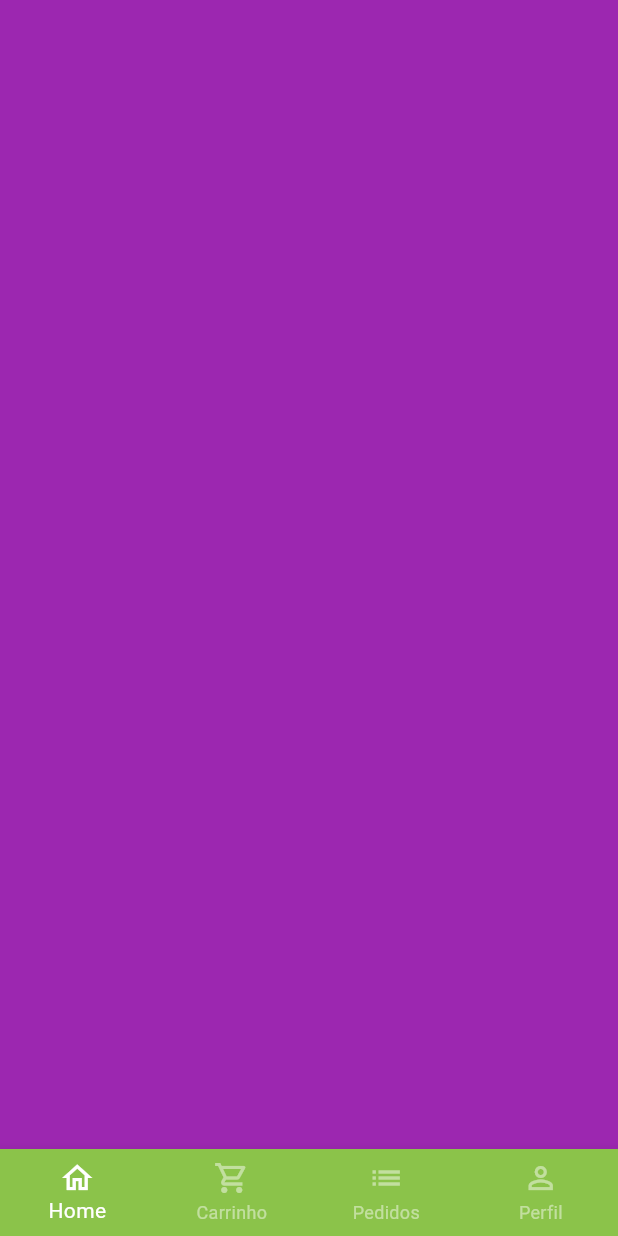
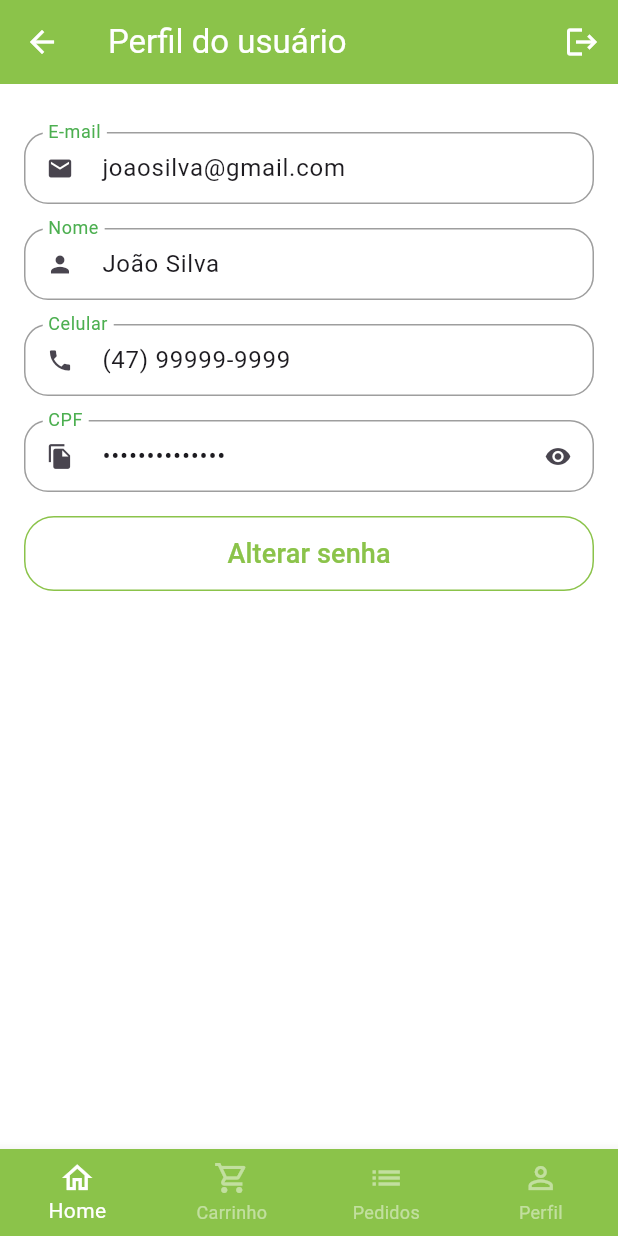
Before and after one commit to VanessaNRosa/quitanda_virtual, a Flutter app: the BaseScreen screen opened directly, swiped to page 4, on a phone screen of 412 x 824 dp. Run offline on Flutter 3.47's test engine with Material 3 defaults, Android fonts, the light colour scheme and no system bars; our stand-ins replace animated_text_kit, mask_text_input_formatter.

Commit message:
página de perfil do usuário

```diff
--- a/lib/src/config/app_data.dart
+++ b/lib/src/config/app_data.dart
@@ -1,5 +1,6 @@
 import 'package:quitanda_virtual/src/models/cart_item_model.dart';
 import 'package:quitanda_virtual/src/models/item_model.dart';
+import 'package:quitanda_virtual/src/models/user_model.dart';
 
 ItemModel apple = ItemModel(
   itemName: "Maçã",
@@ -65,3 +66,10 @@ List<CartItemModel> cartItems = [
   CartItemModel(item: mango, quantity: 3),
   CartItemModel(item: guava, quantity: 5),
   ];
+
+UserModel user = UserModel(
+  name: "João Silva",
+  email: "joaosilva@gmail.com",
+  phone: "(47) 99999-9999",
+  password: "123456",
+  cpf: "000.000.000-00");
--- /dev/null
+++ b/lib/src/models/user_model.dart
@@ -0,0 +1,17 @@
+import 'package:flutter/foundation.dart';
+
+class UserModel {
+  String name;
+  String email;
+  String phone;
+  String cpf;
+  String password;
+
+  UserModel({
+    required this.name,
+    required this.email,
+    required this.phone,
+    required this.password,
+    required this.cpf,
+  });
+}
--- a/lib/src/pages/auth/sign_in_screen.dart
+++ b/lib/src/pages/auth/sign_in_screen.dart
@@ -1,6 +1,6 @@
 import 'package:animated_text_kit/animated_text_kit.dart';
 import 'package:flutter/material.dart';
-import 'package:quitanda_virtual/src/pages/auth/components/custom_text_field.dart';
+import 'package:quitanda_virtual/src/pages/common_widgets/custom_text_field.dart';
 import 'package:quitanda_virtual/src/pages/auth/sign_up_screen.dart';
 import 'package:quitanda_virtual/src/pages/base/base_screen.dart';
 import 'package:quitanda_virtual/src/config/custom_colors.dart';
--- a/lib/src/pages/auth/sign_up_screen.dart
+++ b/lib/src/pages/auth/sign_up_screen.dart
@@ -1,6 +1,6 @@
 import 'package:flutter/material.dart';
 import 'package:mask_text_input_formatter/mask_text_input_formatter.dart';
-import 'package:quitanda_virtual/src/pages/auth/components/custom_text_field.dart';
+import 'package:quitanda_virtual/src/pages/common_widgets/custom_text_field.dart';
 import 'package:quitanda_virtual/src/config/custom_colors.dart';
 
 class SignUpScreen extends StatelessWidget {
--- a/lib/src/pages/base/base_screen.dart
+++ b/lib/src/pages/base/base_screen.dart
@@ -2,6 +2,7 @@ import 'package:flutter/material.dart';
 import 'package:quitanda_virtual/src/config/custom_colors.dart';
 import 'package:quitanda_virtual/src/pages/cart/cart_tab.dart';
 import 'package:quitanda_virtual/src/pages/home/home_tab.dart';
+import 'package:quitanda_virtual/src/pages/profile/profile_tab.dart';
 
 class BaseScreen extends StatefulWidget {
    const BaseScreen({super.key});
@@ -24,7 +25,7 @@ class _BaseScreenState extends State<BaseScreen> {
           const HomeTab(),
           CartTab(),
           Container(color: Colors.blue,),
-          Container(color: Colors.purple,),
+          ProfileTab(),
         ],
 
       ),
--- a/lib/src/pages/auth/components/custom_text_field.dart
+++ b/lib/src/pages/common_widgets/custom_text_field.dart
@@ -6,12 +6,16 @@ class CustomTextField extends StatefulWidget {
   final String label;
   final bool isSecret;
   final List<TextInputFormatter>? inputFormatter;
+  final String? initialValue;
+  final bool readOnly;
 
    const CustomTextField({
     required this.icon,
     required this.label,
     this.isSecret = false,
     this.inputFormatter,
+    this.initialValue,
+    this.readOnly = false,
     super.key});
 
   @override
@@ -32,6 +36,8 @@ class _CustomTextFieldState extends State<CustomTextField> {
     return Padding(
       padding: const EdgeInsets.only(bottom: 16),
       child: TextFormField(
+        readOnly: widget.readOnly,
+        initialValue: widget.initialValue,
         inputFormatters: widget.inputFormatter,
         obscureText: obscureText,
         decoration: InputDecoration(
--- /dev/null
+++ b/lib/src/pages/profile/profile_tab.dart
@@ -0,0 +1,71 @@
+import 'package:flutter/material.dart';
+import 'package:quitanda_virtual/src/config/custom_colors.dart';
+import 'package:quitanda_virtual/src/pages/common_widgets/custom_text_field.dart';
+import 'package:quitanda_virtual/src/config/app_data.dart' as appData;
+
+class ProfileTab extends StatelessWidget {
+  const ProfileTab({super.key});
+
+  @override
+  Widget build(BuildContext context) {
+    return Scaffold(
+      appBar: AppBar(
+        title: const Text("Perfil do usuário"),
+        foregroundColor: Colors.white,
+        backgroundColor: CustomColors.customSwatchColor,
+        actions: [IconButton(onPressed: () {}, icon: const Icon(Icons.logout))],
+      ),
+
+      body: ListView(
+        physics: const BouncingScrollPhysics(),
+        padding: const EdgeInsets.fromLTRB(16, 32, 16, 16),
+        children: [
+          CustomTextField(
+            readOnly: true,
+            initialValue: appData.user.email,
+            icon: Icons.email,
+            label: "E-mail",
+          ),
+          CustomTextField(
+            readOnly: true,
+            initialValue: appData.user.name,
+            icon: Icons.person,
+            label: "Nome",
+          ),
+          CustomTextField(
+            readOnly: true,
+            initialValue: appData.user.phone,
+            icon: Icons.phone,
+            label: "Celular",
+          ),
+          CustomTextField(
+            readOnly: true,
+            initialValue: appData.user.cpf,
+            icon: Icons.file_copy,
+            label: "CPF",
+            isSecret: true,
+          ),
+          SizedBox(
+            height: 50,
+            child: OutlinedButton(
+              style: OutlinedButton.styleFrom(
+                shape: RoundedRectangleBorder(
+                  borderRadius: BorderRadius.circular(20),
+                ),
+                side: BorderSide(color: CustomColors.customSwatchColor),
+              ),
+              onPressed: () {},
+              child: Text(
+                "Alterar senha",
+                style: TextStyle(
+                  fontSize: 18,
+                  color: CustomColors.customSwatchColor,
+                ),
+              ),
+            ),
+          ),
+        ],
+      ),
+    );
+  }
+}
```
